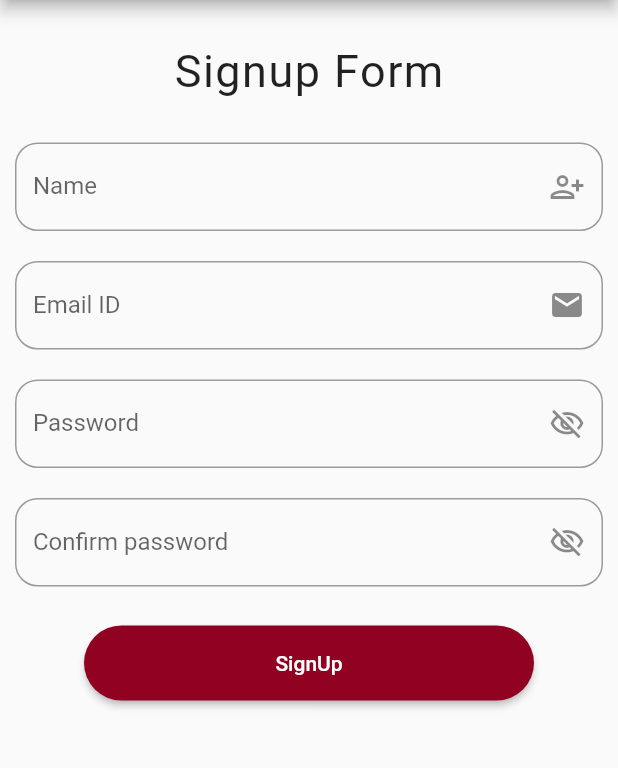
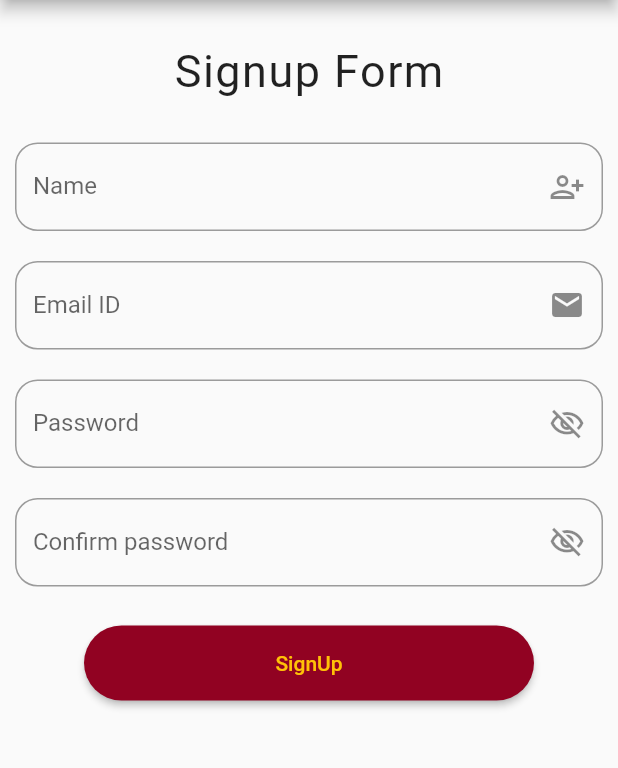
Before and after one commit to jay-salunke/admissionrelatedportfolio, a Flutter app: the SignupPage screen opened by its route, on a phone screen of 412 x 824 dp, the part 84-852 px from its top. Run offline on Flutter 3.47's test engine with Material 2 defaults, Android fonts, the phone set to English and light mode, and no system bars; drawn by our look-alikes of rounded_loading_button; our stand-ins replace cloud_firestore, dio, firebase_auth, firebase_core, firebase_storage, flash and 1 more; missing offline and left inert: flutter_downloader; accounts and stored records are empty.

Commit message:
change the color of button

```diff
--- a/lib/Pages/login.dart
+++ b/lib/Pages/login.dart
@@ -261,7 +261,7 @@ class _LoginState extends State<Login> {
               child: Text(
                 'Login',
                 style: TextStyle(
-                  color: Colors.white,
+                  color: Colors.amber,
                   fontWeight: FontWeight.bold,
                 ),
               ),
--- a/lib/Pages/signUp.dart
+++ b/lib/Pages/signUp.dart
@@ -206,7 +206,7 @@ class _SignupPageState extends State<SignupPage> {
                 RoundedLoadingButton(
                     color: Color(mainColor),
                     child:
-                        Text('SignUp', style: TextStyle(color: Colors.white)),
+                        Text('SignUp', style: TextStyle(color: Colors.amber,)),
                     controller: _btnController,
                     onPressed: () async {
                       if (_validateForm()) {
```
